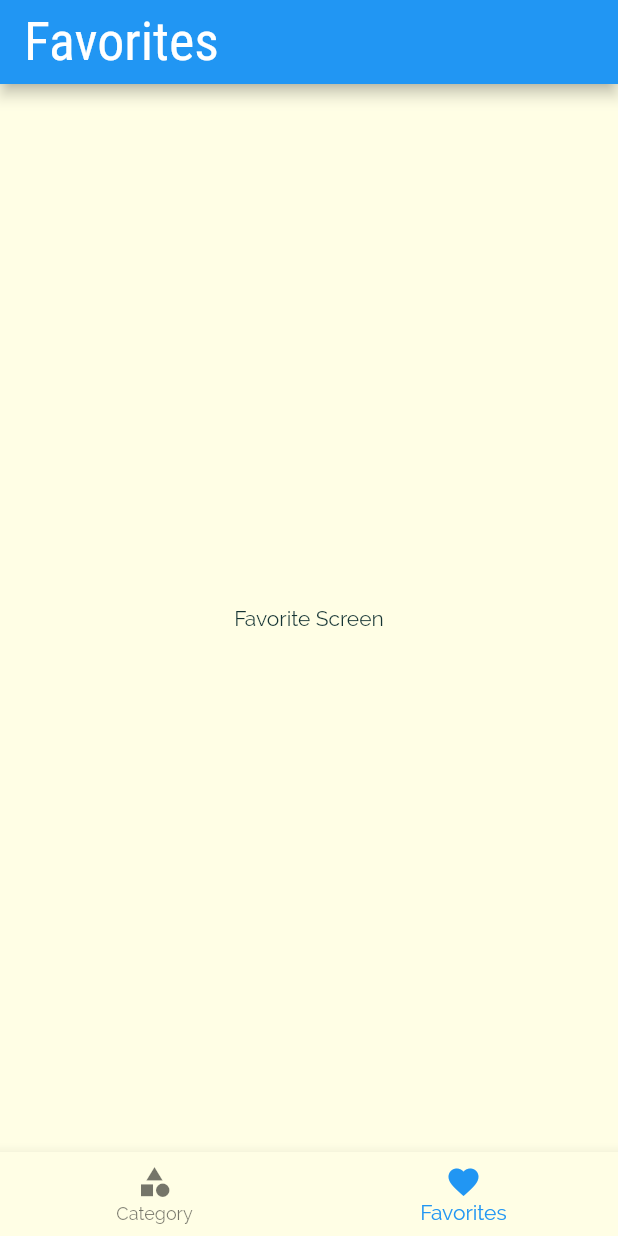
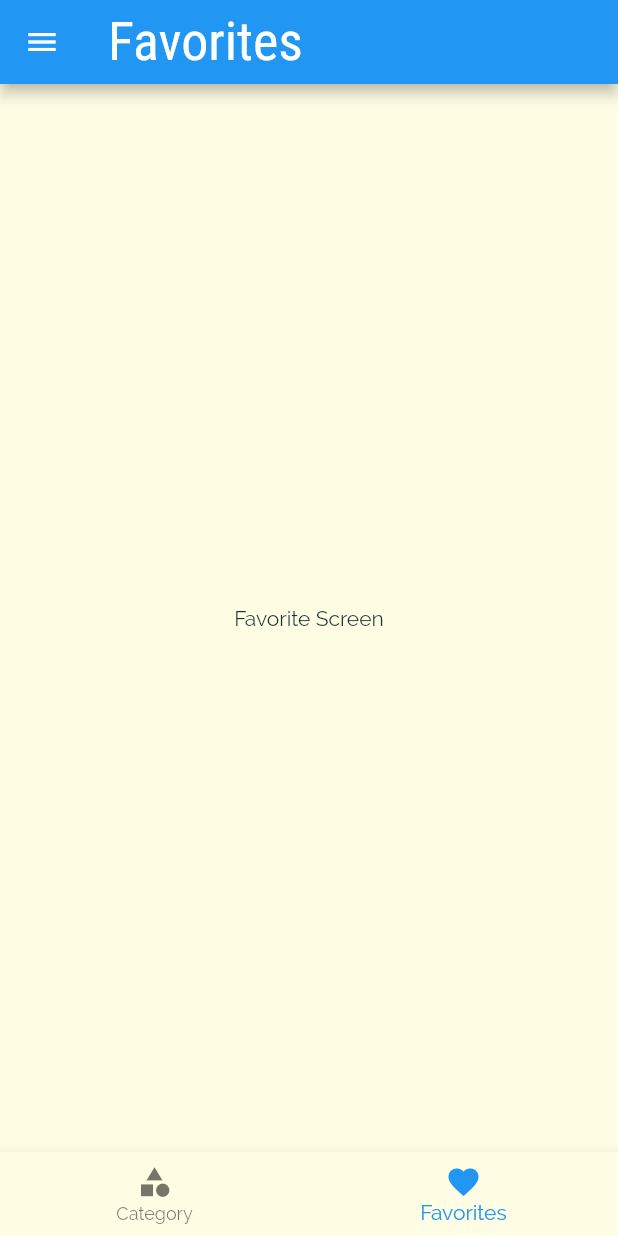
Before and after one commit to MesselemYoucef/flutter_meals_app, a Flutter app: the screen it shows after launch, item 2 of the bottom bar chosen, on a phone screen of 412 x 824 dp. Run offline on Flutter 3.47's test engine with Material 2 defaults, Android fonts, the phone set to English and light mode, and no system bars.

```diff
--- a/lib/screens/tabs_screen.dart
+++ b/lib/screens/tabs_screen.dart
@@ -29,6 +29,9 @@ class _TabsScreenState extends State<TabsScreen> {
     return Scaffold(
       appBar: AppBar(
         title: Text(_pages[_selectedPageIndex]["title"]),
+      ),
+      drawer: Drawer(
+        child: Text("this is a child"),
       ),
       body: _pages[_selectedPageIndex]['page'],
       bottomNavigationBar: BottomNavigationBar(
```
